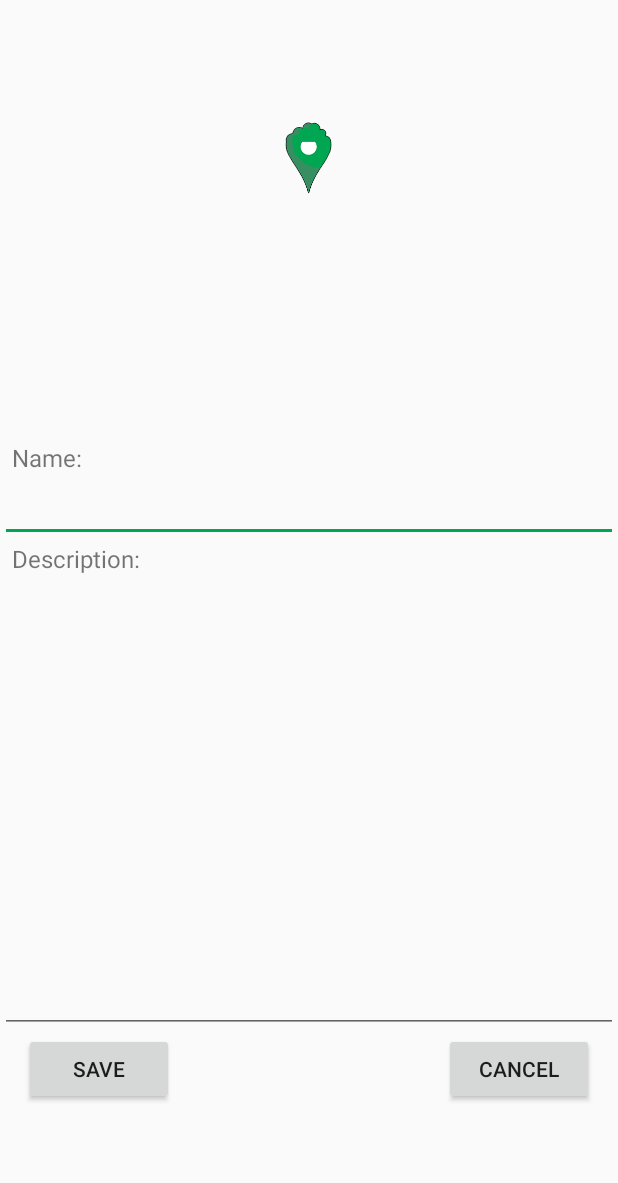
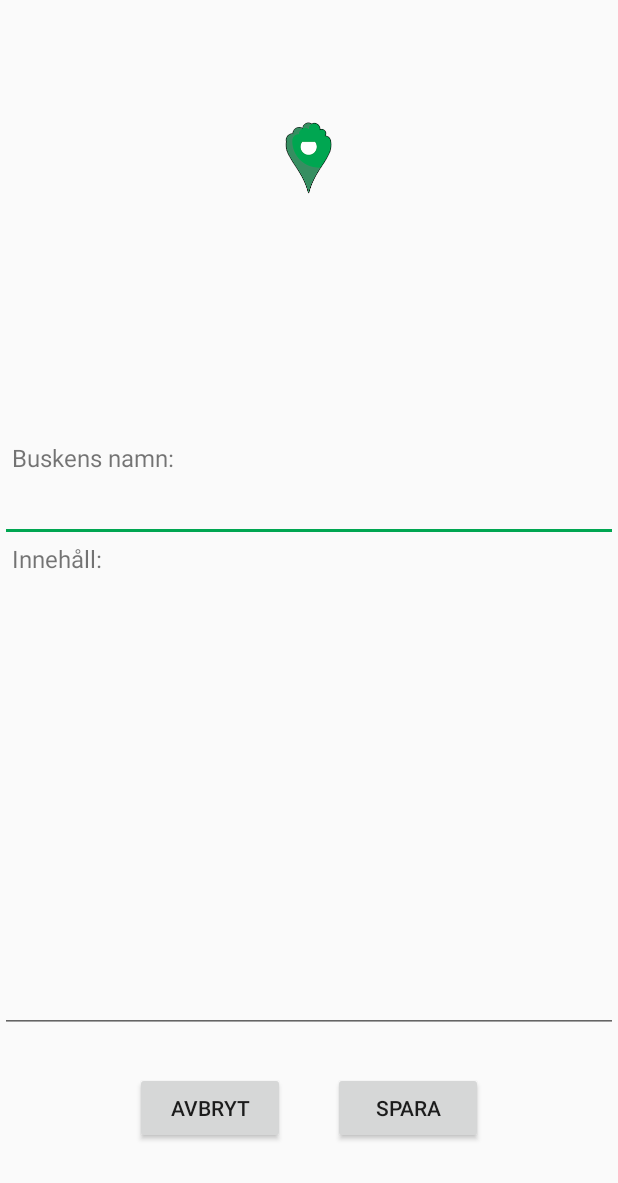
Before and after one commit to enniomara/AInterak, an Android app: the AddMarkerActivity screen opened directly, with no data from a screen before it, on a phone screen of 412 x 824 dp, the part 53-1236 px from its top. Run offline under Robolectric (Android 15) with nearby library versions, the phone set to English and light mode, and no system bars; our stand-ins replace Room's generated code.

Commit message:
Changed features based on feedback. Also changed the text to swedish

```diff
--- a/app/src/main/java/com/example/ainterak/AddMarkerActivity.java
+++ b/app/src/main/java/com/example/ainterak/AddMarkerActivity.java
@@ -61,7 +61,7 @@ public class AddMarkerActivity extends FragmentActivity implements
         buske.longitude = latLng.longitude;
 
         buskeRepository.create(buske);
-        Toast.makeText(this, "Buske created", Toast.LENGTH_SHORT).show();
+        Toast.makeText(this, "Buske skapad", Toast.LENGTH_SHORT).show();
         finish();
     }
 
--- a/app/src/main/java/com/example/ainterak/InfoFragment.java
+++ b/app/src/main/java/com/example/ainterak/InfoFragment.java
@@ -58,7 +58,7 @@ public class InfoFragment extends Fragment {
                         .setMessage(R.string.buske_delete_description)
                         .setPositiveButton(R.string.yes, (DialogInterface dialog, int which) -> {
                             buskeRepository.delete(buske);
-                            Toast.makeText(getContext(), "Buske removed", Toast.LENGTH_SHORT).show();
+                            Toast.makeText(getContext(), "Buske borttagen", Toast.LENGTH_SHORT).show();
                         })
                         .setNegativeButton(R.string.no, (DialogInterface dialog, int which) -> {
                         });
@@ -78,7 +78,7 @@ public class InfoFragment extends Fragment {
         final View.OnClickListener onClickListenerEdit = new View.OnClickListener() {
             @Override
             public void onClick(View v) {
-                Toast.makeText(getContext(), "We have currently not implemented edit functionality.", Toast.LENGTH_SHORT).show();
+                Toast.makeText(getContext(), "Vi har för tillfället inte lagt till möjligheten att ändra buskar.", Toast.LENGTH_SHORT).show();
             }
         };
         view.findViewById(R.id.marker_edit).setOnClickListener(onClickListenerEdit);
--- a/app/src/main/res/layout/activity_add_marker.xml
+++ b/app/src/main/res/layout/activity_add_marker.xml
@@ -65,8 +65,16 @@
             tools:text="description_box"/>
         <RelativeLayout
             android:layout_width="match_parent"
-            android:layout_height="100dp">
-
+            android:layout_height="100dp"
+            android:gravity="center">
+            <Button
+                android:id="@+id/marker_cancel_button"
+                android:layout_width="100dp"
+                android:layout_height="wrap_content"
+                android:layout_toStartOf="@+id/marker_save_button"
+                android:layout_marginEnd="16dp"
+                android:onClick="cancelBtnClick"
+                android:text="@string/cancel" />
             <Button
                 android:id="@+id/marker_save_button"
                 android:layout_width="100dp"
@@ -74,15 +82,6 @@
                 android:layout_marginStart="16dp"
                 android:onClick="saveMarker"
                 android:text="@string/save" />
-
-            <Button
-                android:id="@+id/marker_cancel_button"
-                android:layout_width="100dp"
-                android:layout_height="wrap_content"
-                android:layout_alignParentEnd="true"
-                android:layout_marginEnd="16dp"
-                android:onClick="cancelBtnClick"
-                android:text="@string/cancel" />
         </RelativeLayout>
 
 
--- a/app/src/main/res/layout/marker_info.xml
+++ b/app/src/main/res/layout/marker_info.xml
@@ -52,7 +52,8 @@
                 android:layout_width="50dp"
                 android:layout_height="50dp"
                 android:layout_weight="1"
-                android:src="@android:drawable/ic_menu_search" />
+                android:backgroundTint="@color/colorNavigate"
+                android:src="@android:drawable/ic_menu_compass" />
 
             <ImageButton
                 android:id="@+id/marker_delete"
--- a/app/src/main/res/values/colors.xml
+++ b/app/src/main/res/values/colors.xml
@@ -4,4 +4,5 @@
     <color name="colorPrimaryDark">#00574B</color>
     <color name="colorAccent">#00a651</color>
     <color name="colorDelete">#AA0000</color>
+    <color name="colorNavigate">#4a89f3</color>
 </resources>
--- a/app/src/main/res/values/strings.xml
+++ b/app/src/main/res/values/strings.xml
@@ -1,22 +1,22 @@
 <resources>
     <string name="app_name">Buska</string>
-    <string name="title_activity_add_marker">AddMarker</string>
-    <string name="location_title">Location</string>
-    <string name="accept">Accept</string>
-    <string name="location_text">Buska needs your location to be able to track your current location and guide you to your stored markers.</string>
-    <string name="all_permission_granted">All Permissions Granted Successfully</string>
-    <string name="permission_granted">Permission Granted</string>
-    <string name="permission_denied">Permission Denied</string>
-    <string name="cancel">Cancel</string>
-    <string name="save">Save</string>
-    <string name="description">Description:</string>
-    <string name="name">Name:</string>
-    <string name="add_buske__cancel_title">Do you want to discard your buske?</string>
-    <string name="add_buske__cancel_description">By doing this, your buske will be removed.</string>
-    <string name="yes">Yes</string>
-    <string name="no">No</string>
-    <string name="buske_delete_title">Do you want to delete your buske?</string>
-    <string name="buske_delete_description">By doing this, your buske will be removed.</string>
-    <string name="buske_distance">The buske is %.2f m from your location</string>
+    <string name="title_activity_add_marker">Lägg till buske</string>
+    <string name="location_title">Plats</string>
+    <string name="accept">Godkänn</string>
+    <string name="location_text">Buska behöver behörighet till din plats för att kunna spåra din plats och leda dig till dina sparade buskar</string>
+    <string name="all_permission_granted">Alla behörigheter har lagts till</string>
+    <string name="permission_granted">Behörighet beviljad</string>
+    <string name="permission_denied">Behörighet nekad</string>
+    <string name="cancel">Avbryt</string>
+    <string name="save">Spara</string>
+    <string name="description">Innehåll:</string>
+    <string name="name">Buskens namn:</string>
+    <string name="add_buske__cancel_title">Är du säker att du vill du slänga denna busken?</string>
+    <string name="add_buske__cancel_description">Om du godkänner, så kommer busken slängas.</string>
+    <string name="yes">Ja</string>
+    <string name="no">Nej</string>
+    <string name="buske_delete_title">Är du säker att du vill ta bort denna busken?</string>
+    <string name="buske_delete_description">Om du godkänner, så kommer busken att tas bort.</string>
+    <string name="buske_distance">Busken är %.2f m från din plats</string>
     <string name="my_bushes_slider">Mina Buskar</string>
 </resources>
```
